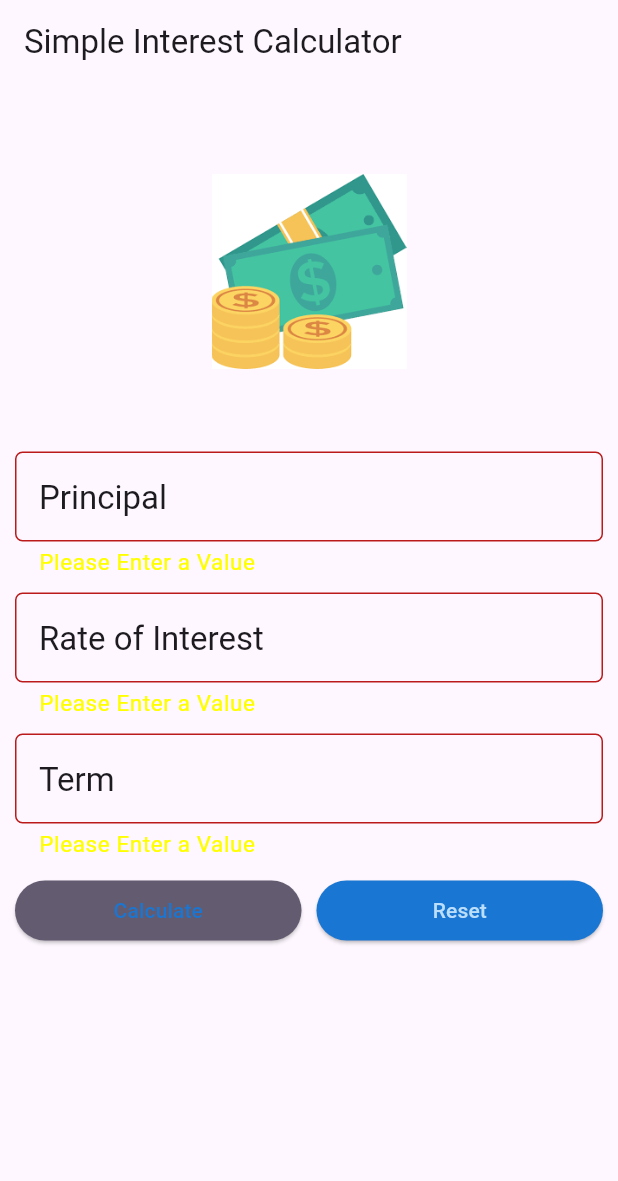
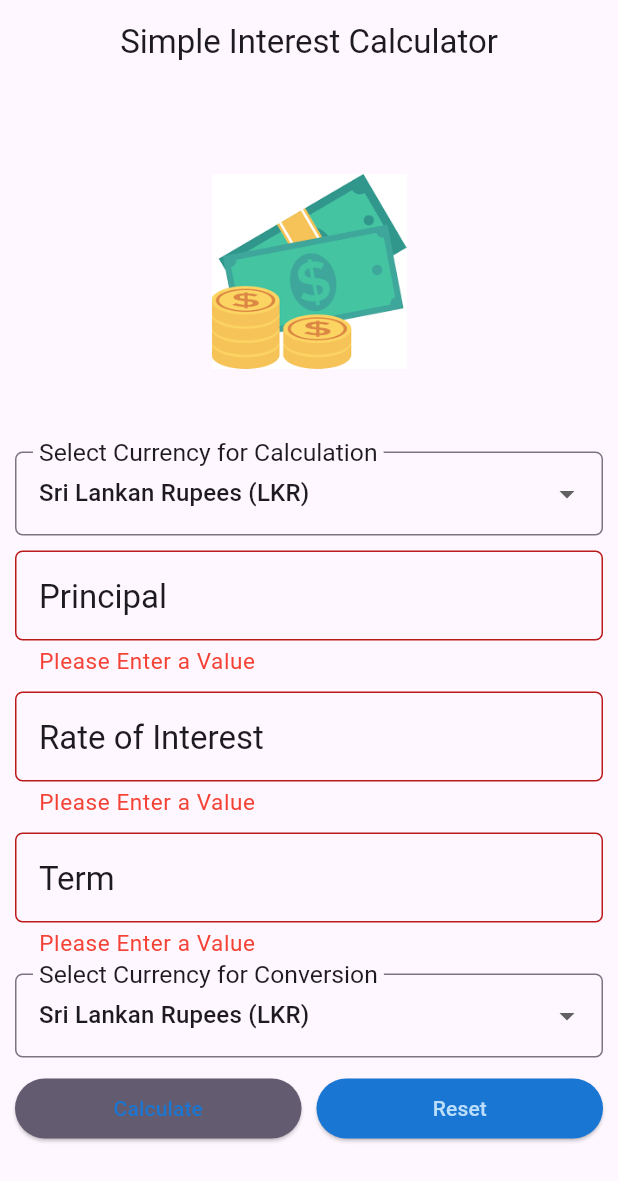
Before and after one commit to ireshanananda/interest_calculator_flutter, a Flutter app: the screen it shows after launch, after a tap on "Calculate", on a phone screen of 412 x 824 dp. Shown: the top 1181 px of the screen. Run offline on Flutter 3.47's test engine with Material 2 defaults, Android fonts, the phone set to English and light mode, and no system bars; network calls fail.

Commit message:
Updated with new features

```diff
--- a/lib/main.dart
+++ b/lib/main.dart
@@ -1,4 +1,6 @@
 import 'package:flutter/material.dart';
+import 'package:http/http.dart' as http;
+import 'dart:convert';
 
 void main() {
   runApp(MaterialApp(
@@ -21,8 +23,14 @@ class SIForm extends StatefulWidget {
 
 class _SIFormState extends State<SIForm> {
   final GlobalKey<FormState> _formKey = GlobalKey<FormState>();
-  final List<String> _currencies = ['Rupees', 'Dollars', 'Pounds'];
-  String _currentItemSelected = 'Rupees';
+  final List<String> _currencies = [
+    'Sri Lankan Rupees (LKR)',
+    'Dollars',
+    'Pounds'
+  ];
+  String _currentItemSelected = 'Sri Lankan Rupees (LKR)';
+  double _conversionRate = 1.0; // Default conversion rate
+  String _conversionCurrency = 'Sri Lankan Rupees (LKR)';
 
   final TextEditingController principalController = TextEditingController();
   final TextEditingController roiController = TextEditingController();
@@ -32,13 +40,51 @@ class _SIFormState extends State<SIForm> {
   @override
   void initState() {
     super.initState();
+    // Fetch the latest exchange rates from an API
+    _fetchExchangeRates();
   }
+
+  Future<void> _fetchExchangeRates() async {
+    try {
+      final response = await http.get(
+        Uri.parse('https://api.exchangerate-api.com/v4/latest/USD'),
+      );
+
+      if (response.statusCode == 200) {
+        final data = json.decode(response.body);
+        _conversionRate =
+            data['rates']['LKR']; // Sri Lankan Rupees (LKR) exchange rate
+
+        // Fetch the Pound exchange rate
+        double poundExchangeRate =
+            data['rates']['GBP']; // Pounds (GBP) exchange rate
+
+        setState(() {
+          // Rebuild the UI with the fetched exchange rates
+          _conversionRates['Dollars'] = 1.0; // Default rate for Dollars
+          _conversionRates['Sri Lankan Rupees (LKR)'] = _conversionRate;
+          _conversionRates['Pounds'] = poundExchangeRate;
+        });
+      } else {
+        throw Exception('Failed to fetch exchange rates');
+      }
+    } catch (e) {
+      print('Error: $e');
+    }
+  }
+
+  Map<String, double> _conversionRates = {
+    'Dollars': 1.0,
+    'Sri Lankan Rupees (LKR)': 1.0,
+    'Pounds': 1.0,
+  };
 
   @override
   Widget build(BuildContext context) {
     TextStyle? textStyle = Theme.of(context).textTheme.titleLarge;
     return Scaffold(
       appBar: AppBar(
+        centerTitle: true,
         title: Text('Simple Interest Calculator'),
       ),
       body: Form(
@@ -48,6 +94,30 @@ class _SIFormState extends State<SIForm> {
           child: ListView(
             children: <Widget>[
               getImageAsset(),
+              Padding(
+                padding: EdgeInsets.symmetric(vertical: 5.0),
+                child: DropdownButtonFormField<String>(
+                  value: _currentItemSelected,
+                  items: _currencies.map((String currency) {
+                    return DropdownMenuItem<String>(
+                      value: currency,
+                      child: Text(currency),
+                    );
+                  }).toList(),
+                  onChanged: (String? newValue) {
+                    setState(() {
+                      _currentItemSelected = newValue!;
+                    });
+                  },
+                  decoration: InputDecoration(
+                    labelText: 'Select Currency for Calculation',
+                    labelStyle: textStyle,
+                    border: OutlineInputBorder(
+                      borderRadius: BorderRadius.circular(5.0),
+                    ),
+                  ),
+                ),
+              ),
               Padding(
                 padding: EdgeInsets.symmetric(vertical: 5.0),
                 child: TextFormField(
@@ -64,7 +134,7 @@ class _SIFormState extends State<SIForm> {
                     labelText: 'Principal',
                     labelStyle: textStyle,
                     errorStyle: TextStyle(
-                      color: Colors.yellowAccent,
+                      color: Colors.red,
                       fontSize: 15.0,
                     ),
                     hintText: 'Enter Principal e.g. 12000',
@@ -74,7 +144,6 @@ class _SIFormState extends State<SIForm> {
                   ),
                 ),
               ),
-              // Similar TextFormField widgets for Rate of Interest and Term.
               Padding(
                 padding: EdgeInsets.symmetric(vertical: 5.0),
                 child: TextFormField(
@@ -91,7 +160,7 @@ class _SIFormState extends State<SIForm> {
                     labelText: 'Rate of Interest',
                     labelStyle: textStyle,
                     errorStyle: TextStyle(
-                      color: Colors.yellowAccent,
+                      color: Colors.red,
                       fontSize: 15.0,
                     ),
                     hintText: 'Enter Rate of Interest e.g. 5%',
@@ -117,10 +186,34 @@ class _SIFormState extends State<SIForm> {
                     labelText: 'Term',
                     labelStyle: textStyle,
                     errorStyle: TextStyle(
-                      color: Colors.yellowAccent,
+                      color: Colors.red,
                       fontSize: 15.0,
                     ),
                     hintText: 'Enter Term in Years e.g. 5',
+                    border: OutlineInputBorder(
+                      borderRadius: BorderRadius.circular(5.0),
+                    ),
+                  ),
+                ),
+              ),
+              Padding(
+                padding: EdgeInsets.symmetric(vertical: 5.0),
+                child: DropdownButtonFormField<String>(
+                  value: _conversionCurrency,
+                  items: _currencies.map((String currency) {
+                    return DropdownMenuItem<String>(
+                      value: currency,
+                      child: Text(currency),
+                    );
+                  }).toList(),
+                  onChanged: (String? newValue) {
+                    setState(() {
+                      _conversionCurrency = newValue!;
+                    });
+                  },
+                  decoration: InputDecoration(
+                    labelText: 'Select Currency for Conversion',
+                    labelStyle: textStyle,
                     border: OutlineInputBorder(
                       borderRadius: BorderRadius.circular(5.0),
                     ),
@@ -196,11 +289,15 @@ class _SIFormState extends State<SIForm> {
     double principal = _tryParseDouble(principalController.text);
     double roi = _tryParseDouble(roiController.text);
     double term = _tryParseDouble(termController.text);
-
     double totalAmountPayable = principal + (principal * roi * term) / 100;
 
+    if (_currentItemSelected != _conversionCurrency) {
+      totalAmountPayable /= _conversionRates[_currentItemSelected]!;
+      totalAmountPayable *= _conversionRates[_conversionCurrency]!;
+    }
+
     String result =
-        'After $term years, your investment will be worth $totalAmountPayable $_currentItemSelected';
+        'After $term years, your investment will be worth $totalAmountPayable $_conversionCurrency';
     return result;
   }
 
@@ -209,7 +306,8 @@ class _SIFormState extends State<SIForm> {
     roiController.text = '';
     termController.text = '';
     displayResult = '';
-    _currentItemSelected = 'Rupees';
+    _currentItemSelected = 'Sri Lankan Rupees (LKR)';
+    _conversionCurrency = 'Sri Lankan Rupees (LKR)';
   }
 
   double _tryParseDouble(String? value) {
--- a/pubspec.yaml
+++ b/pubspec.yaml
@@ -35,6 +35,7 @@ dependencies:
   # The following adds the Cupertino Icons font to your application.
   # Use with the CupertinoIcons class for iOS style icons.
   cupertino_icons: ^1.0.2
+  http: ^0.13.3  # Add the http package
 
 dev_dependencies:
   flutter_test:
```
Also changed, not shown: pubspec.lock, 44 other files.
